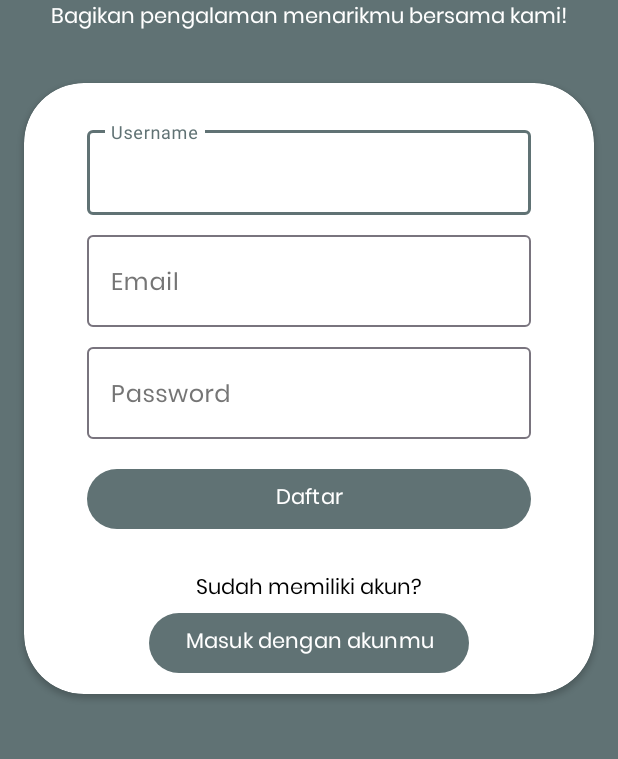
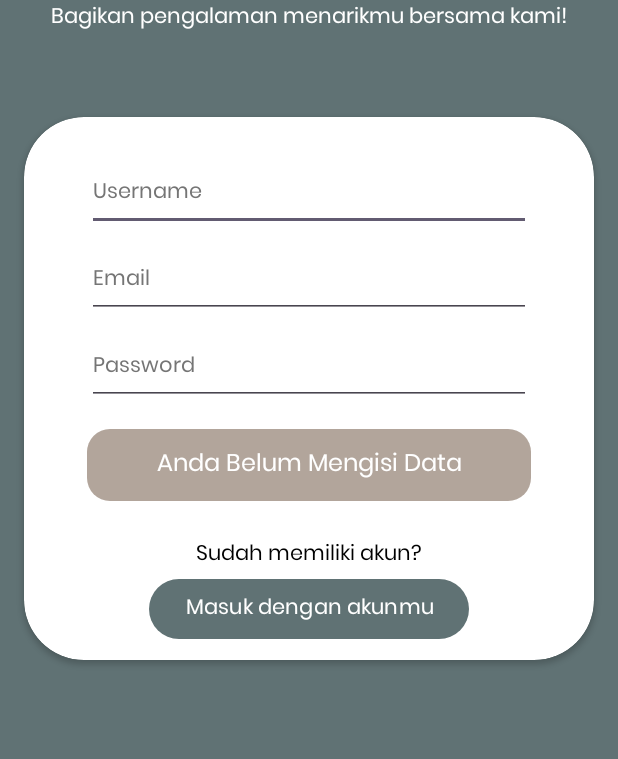
Before and after one commit to eeryyy282/story-app-android, an Android app: the RegisterActivity screen opened directly, with no data from a screen before it, on a phone screen of 412 x 824 dp, the part 460-1219 px from its top. Run offline under Robolectric (Android 15) with nearby library versions, the phone set to English and light mode, and no system bars.

Commit message:
add custom ed for username, add custom button for register

```diff
--- /dev/null
+++ b/app/src/main/java/com/example/storyappjuzairi/view/custom/ButtonRegister.kt
@@ -0,0 +1,38 @@
+package com.example.storyappjuzairi.view.custom
+
+import android.content.Context
+import android.graphics.Canvas
+import android.graphics.drawable.Drawable
+import android.util.AttributeSet
+import android.view.Gravity
+import androidx.appcompat.widget.AppCompatButton
+import androidx.core.content.ContextCompat
+import com.example.storyappjuzairi.R
+
+class ButtonRegister : AppCompatButton {
+    constructor(context: Context) : super(context)
+    constructor(context: Context, attrs: AttributeSet) : super(context, attrs)
+
+    private var txtColor: Int = 0
+    private var enabledBackground: Drawable
+    private var disableBackground: Drawable
+
+    init {
+        txtColor = ContextCompat.getColor(context, android.R.color.white)
+        enabledBackground =
+            ContextCompat.getDrawable(context, R.drawable.bg_button_login_register) as Drawable
+        disableBackground = ContextCompat.getDrawable(
+            context,
+            R.drawable.bg_button_login_register_disable
+        ) as Drawable
+    }
+
+    override fun onDraw(canvas: Canvas) {
+        super.onDraw(canvas)
+        background = if (isEnabled) enabledBackground else disableBackground
+        setTextColor(txtColor)
+        textSize = 16f
+        gravity = Gravity.CENTER
+        text = if (isEnabled) "Register" else "Anda Belum Mengisi Data"
+    }
+}
--- a/app/src/main/java/com/example/storyappjuzairi/view/register/RegisterActivity.kt
+++ b/app/src/main/java/com/example/storyappjuzairi/view/register/RegisterActivity.kt
@@ -2,6 +2,8 @@ package com.example.storyappjuzairi.view.register
 
 import android.content.Intent
 import android.os.Bundle
+import android.text.Editable
+import android.text.TextWatcher
 import androidx.activity.enableEdgeToEdge
 import androidx.appcompat.app.AppCompatActivity
 import androidx.core.view.ViewCompat
@@ -30,5 +32,62 @@ class RegisterActivity : AppCompatActivity() {
             intent = Intent(this, LoginActivity::class.java)
             startActivity(intent)
         }
+
+        setMyButtonEnable()
+
+        binding.edRegisterName.addTextChangedListener(object : TextWatcher {
+            override fun beforeTextChanged(s: CharSequence?, start: Int, count: Int, after: Int) {
+
+            }
+
+            override fun onTextChanged(s: CharSequence?, start: Int, before: Int, count: Int) {
+                setMyButtonEnable()
+            }
+
+            override fun afterTextChanged(s: Editable?) {
+
+            }
+
+        })
+
+        binding.edRegisterEmail.addTextChangedListener(object : TextWatcher {
+            override fun beforeTextChanged(s: CharSequence?, start: Int, count: Int, after: Int) {
+
+            }
+
+            override fun onTextChanged(s: CharSequence?, start: Int, before: Int, count: Int) {
+                setMyButtonEnable()
+            }
+
+            override fun afterTextChanged(s: Editable?) {
+
+            }
+        })
+
+        binding.edRegisterPassword.addTextChangedListener(object : TextWatcher {
+            override fun beforeTextChanged(s: CharSequence?, start: Int, count: Int, after: Int) {
+
+            }
+
+            override fun onTextChanged(s: CharSequence?, start: Int, before: Int, count: Int) {
+                setMyButtonEnable()
+            }
+
+            override fun afterTextChanged(s: Editable?) {
+
+            }
+
+        })
+
+    }
+
+    private fun setMyButtonEnable() {
+        val registerNameText = binding.edRegisterName.text
+        val registerEmailText = binding.edRegisterEmail.text
+        val registerPasswordText = binding.edRegisterPassword.text
+        binding.btnDaftar.isEnabled =
+            (registerEmailText.toString().isNotEmpty() && registerPasswordText.toString()
+                .isNotEmpty() && registerNameText.toString()
+                .isNotEmpty() && registerNameText != null && registerEmailText != null && registerPasswordText != null)
     }
 }
--- a/app/src/main/res/layout/activity_register.xml
+++ b/app/src/main/res/layout/activity_register.xml
@@ -28,84 +28,68 @@
             android:padding="10dp">
 
 
-            <com.google.android.material.textfield.TextInputLayout
-                android:id="@+id/textInputUsername"
-                android:layout_width="0dp"
-                android:layout_height="wrap_content"
+            <com.example.storyappjuzairi.view.custom.EditTextName
+                android:id="@+id/ed_register_name"
+                android:layout_width="match_parent"
+                android:layout_height="50dp"
                 android:layout_marginStart="32dp"
                 android:layout_marginTop="16dp"
                 android:layout_marginEnd="32dp"
+                android:fontFamily="@font/poppins"
+                android:textColor="@color/black"
                 android:textColorHint="#757575"
+                android:textSize="14sp"
                 app:layout_constraintEnd_toEndOf="parent"
                 app:layout_constraintStart_toStartOf="parent"
-                app:layout_constraintTop_toTopOf="parent">
+                app:layout_constraintTop_toTopOf="parent" />
 
-                <com.google.android.material.textfield.TextInputEditText
-                    android:id="@+id/ed_register_name"
-                    android:layout_width="match_parent"
-                    android:layout_height="wrap_content"
-                    android:hint="@string/username" />
-            </com.google.android.material.textfield.TextInputLayout>
 
-            <com.google.android.material.textfield.TextInputLayout
-                android:id="@+id/textInputEmail"
-                android:layout_width="0dp"
-                android:layout_height="wrap_content"
+            <com.example.storyappjuzairi.view.custom.EditTextEmail
+                android:id="@+id/ed_register_email"
+                android:layout_width="match_parent"
+                android:layout_height="50dp"
                 android:layout_marginStart="32dp"
                 android:layout_marginTop="8dp"
                 android:layout_marginEnd="32dp"
+                android:fontFamily="@font/poppins"
+                android:textColor="@color/black"
                 android:textColorHint="#757575"
+                android:textSize="14sp"
                 app:layout_constraintEnd_toEndOf="parent"
                 app:layout_constraintStart_toStartOf="parent"
-                app:layout_constraintTop_toBottomOf="@+id/textInputUsername">
+                app:layout_constraintTop_toBottomOf="@+id/ed_register_name" />
 
-                <com.google.android.material.textfield.TextInputEditText
-                    android:id="@+id/ed_register_email"
-                    android:layout_width="match_parent"
-                    android:layout_height="wrap_content"
-                    android:fontFamily="@font/poppins"
-                    android:hint="@string/email"
-                    android:textColor="@color/black"
-                    android:textColorHint="#757575" />
-            </com.google.android.material.textfield.TextInputLayout>
-
-            <com.google.android.material.textfield.TextInputLayout
-                android:id="@+id/textInputPassword"
-                android:layout_width="0dp"
-                android:layout_height="wrap_content"
+            <com.example.storyappjuzairi.view.custom.EditTextPassword
+                android:id="@+id/ed_register_password"
+                android:layout_width="match_parent"
+                android:layout_height="50dp"
                 android:layout_marginStart="32dp"
                 android:layout_marginTop="8dp"
                 android:layout_marginEnd="32dp"
+                android:fontFamily="@font/poppins"
+                android:textColor="@color/black"
+                android:textColorHighlight="@color/black"
                 android:textColorHint="#757575"
-                app:hintTextColor="@color/black"
+                android:textSize="14sp"
                 app:layout_constraintEnd_toEndOf="parent"
                 app:layout_constraintStart_toStartOf="parent"
-                app:layout_constraintTop_toBottomOf="@+id/textInputEmail">
+                app:layout_constraintTop_toBottomOf="@+id/ed_register_email" />
 
-                <com.google.android.material.textfield.TextInputEditText
-                    android:id="@+id/ed_register_password"
-                    android:layout_width="match_parent"
-                    android:layout_height="wrap_content"
-                    android:fontFamily="@font/poppins"
-                    android:hint="@string/password"
-                    android:textColor="@color/black"
-                    android:textColorHighlight="@color/black"
-                    android:textColorHint="#757575" />
-            </com.google.android.material.textfield.TextInputLayout>
-
-            <Button
+            <com.example.storyappjuzairi.view.custom.ButtonRegister
                 android:id="@+id/btn_daftar"
                 android:layout_width="0dp"
                 android:layout_height="wrap_content"
                 android:layout_marginStart="32dp"
                 android:layout_marginTop="16dp"
                 android:layout_marginEnd="32dp"
+                android:enabled="false"
                 android:fontFamily="@font/poppins"
                 android:text="@string/register"
+                android:textAllCaps="false"
                 android:textColor="@color/white"
                 app:layout_constraintEnd_toEndOf="parent"
                 app:layout_constraintStart_toStartOf="parent"
-                app:layout_constraintTop_toBottomOf="@+id/textInputPassword" />
+                app:layout_constraintTop_toBottomOf="@+id/ed_register_password" />
 
             <TextView
                 android:id="@+id/tv_tidak_memiliki_akun"
```
Also changed, not shown: app/src/main/java/com/example/storyappjuzairi/view/custom/EditTextName.kt (added, +118 -0 lines), app/src/main/java/com/example/storyappjuzairi/view/register/RegisterViewModel.kt (added, +7 -0 lines).
